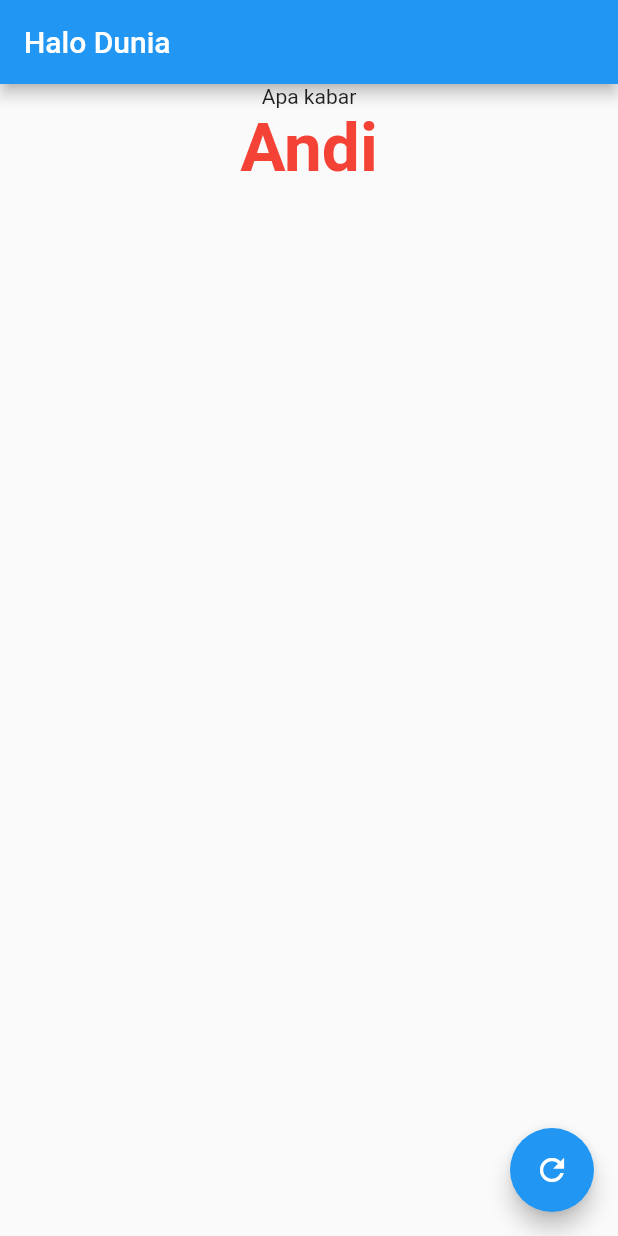
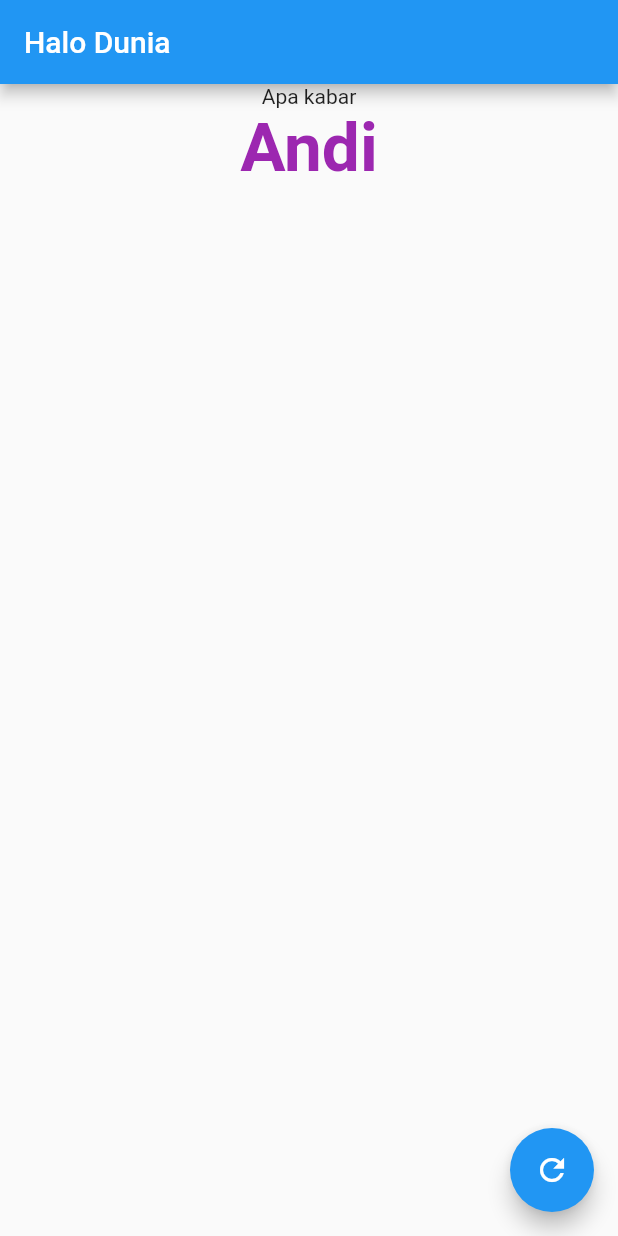
Before and after one commit to jagongoding-com/flutter-dasar, a Flutter app: the screen it shows after launch, after a tap on the "refresh" icon, on a phone screen of 412 x 824 dp. Run offline on Flutter 3.47's test engine with Material 2 defaults, Android fonts, the phone set to English and light mode, and no system bars.

Commit message:
gonta-ganti-warna

```diff
--- a/lib/main.dart
+++ b/lib/main.dart
@@ -5,6 +5,11 @@ class StateTeksUtama extends State<TeksUtama> {
   var listNama = [
     'Budi', 'Andi', 'Sari', 'Rudi',
     'Nurul', 'Huda', 'Lendis', 'Fabri'
+  ];
+  var listWarna = [
+    Colors.red, Colors.purple, Colors.teal, Colors.lime,
+    Colors.indigo, Colors.deepPurple, Colors.cyan,
+    Colors.blue, Colors.yellow
   ];
   int index = 0;
 
@@ -28,7 +33,7 @@ class StateTeksUtama extends State<TeksUtama> {
           style: TextStyle(
             fontSize: 45,
             fontWeight: FontWeight.bold,
-            color: Colors.red
+            color: listWarna[index % listWarna.length]
           ),
         )
       ],
```
